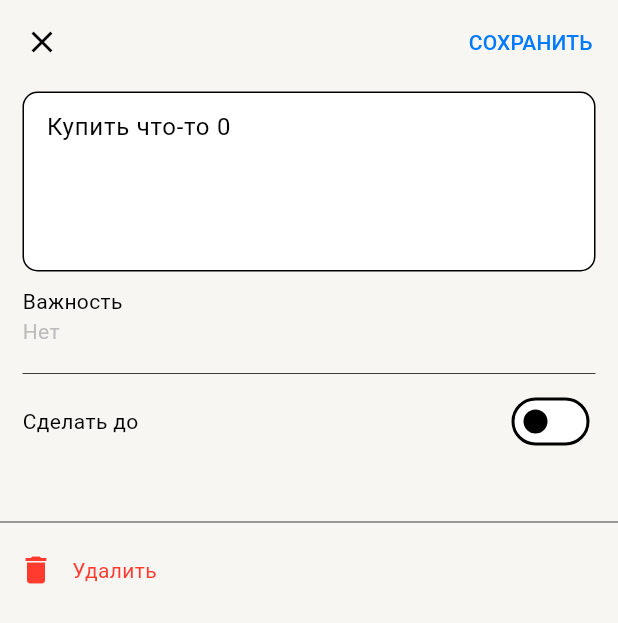
After one commit to Geolan84/JustToDoIt, a Flutter app: the screen it shows after launch, after a tap on the "info outline" icon, on a phone screen of 412 x 824 dp. The commit adds this screen. Shown: the top 623 px of the screen. Run offline on Flutter 3.47's test engine with Material 3 defaults, Android fonts, the phone set to English and light mode, and no system bars; our stand-ins replace logger.

Commit message:
feat(TD-1): Added UI for todo-list and todo-edit screens.

```diff
--- /dev/null
+++ b/lib/features/create_todo/presentation/new_todo_screen.dart
@@ -0,0 +1,231 @@
+import 'package:flutter/material.dart';
+import 'package:logger/logger.dart';
+import 'package:intl/intl.dart';
+
+enum _Priority {
+  no,
+  low,
+  high;
+
+  @override
+  String toString() {
+    return switch (this) { no => "Нет", low => "Низкий", high => "!! Высокий" };
+  }
+}
+
+class NewToDoScreen extends StatefulWidget {
+  final String? taskName;
+
+  const NewToDoScreen({required this.taskName, super.key});
+
+  @override
+  State<NewToDoScreen> createState() => _NewToDoScreenState();
+}
+
+class _NewToDoScreenState extends State<NewToDoScreen> {
+  DateTime? selectedDate;
+
+  _Priority priority = _Priority.no;
+
+  final textController = TextEditingController();
+
+  final logger = Logger();
+
+  @override
+  void initState() {
+    super.initState();
+    textController.text = widget.taskName ?? "";
+  }
+
+  Future<void> _selectDate(BuildContext context) async {
+    final now = DateTime.now();
+    final DateTime? picked = await showDatePicker(
+      context: context,
+      initialDate: now,
+      firstDate: now,
+      lastDate: DateTime(2101),
+    );
+    if (picked != null && picked != selectedDate) {
+      setState(() {
+        selectedDate = picked;
+      });
+    }
+  }
+
+  @override
+  Widget build(BuildContext context) {
+    final theme = Theme.of(context);
+    return Scaffold(
+      appBar: AppBar(
+        leading: IconButton(
+          onPressed: () => Navigator.pop(context),
+          icon: const Icon(Icons.close),
+        ),
+        actions: [
+          TextButton(
+            onPressed: () => Navigator.pop(context),
+            child: const Padding(
+              padding: EdgeInsets.only(right: 5),
+              child: Text(
+                "СОХРАНИТЬ",
+                overflow: TextOverflow.ellipsis,
+              ),
+            ),
+          ),
+        ],
+        backgroundColor: theme.scaffoldBackgroundColor,
+      ),
+      body: SingleChildScrollView(
+        child: Column(
+          children: [
+            Padding(
+              padding: const EdgeInsets.symmetric(
+                horizontal: 15,
+                vertical: 5,
+              ),
+              child: Column(
+                children: [
+                  TextField(
+                    textAlignVertical: TextAlignVertical.top,
+                    controller: textController,
+                    decoration: InputDecoration(
+                      isDense: true,
+                      hintText: "Что надо сделать...",
+                      hintStyle: TextStyle(color: theme.colorScheme.onPrimary),
+                      filled: true,
+                      fillColor: theme.colorScheme.secondary,
+                      border: const OutlineInputBorder(
+                        borderRadius: BorderRadius.all(
+                          Radius.circular(10),
+                        ),
+                      ),
+                    ),
+                    minLines: 4,
+                    maxLines: null,
+                  ),
+                  Padding(
+                    padding: const EdgeInsets.symmetric(vertical: 10),
+                    child: Align(
+                      alignment: Alignment.centerLeft,
+                      child: PopupMenuButton<_Priority>(
+                        initialValue: _Priority.no,
+                        child: Column(
+                          crossAxisAlignment: CrossAxisAlignment.start,
+                          children: [
+                            const Text(
+                              "Важность",
+                              overflow: TextOverflow.ellipsis,
+                            ),
+                            Text(
+                              priority.toString(),
+                              style:
+                                  TextStyle(color: theme.colorScheme.onPrimary),
+                              overflow: TextOverflow.ellipsis,
+                            ),
+                          ],
+                        ),
+                        onSelected: (value) => setState(() {
+                          priority = value;
+                        }),
+                        itemBuilder: (context) => [
+                          PopupMenuItem(
+                            value: _Priority.no,
+                            child: Text(
+                              _Priority.no.toString(),
+                              overflow: TextOverflow.ellipsis,
+                            ),
+                          ),
+                          PopupMenuItem(
+                            value: _Priority.low,
+                            child: Text(
+                              _Priority.low.toString(),
+                              overflow: TextOverflow.ellipsis,
+                            ),
+                          ),
+                          PopupMenuItem(
+                            value: _Priority.high,
+                            child: Text(
+                              _Priority.high.toString(),
+                              style: TextStyle(
+                                color: theme.colorScheme.error,
+                              ),
+                              overflow: TextOverflow.ellipsis,
+                            ),
+                          ),
+                        ],
+                      ),
+                    ),
+                  ),
+                  const Divider(thickness: 0.5),
+                  Row(
+                    mainAxisAlignment: MainAxisAlignment.spaceBetween,
+                    children: [
+                      Column(
+                        crossAxisAlignment: CrossAxisAlignment.start,
+                        children: [
+                          const Text(
+                            "Сделать до",
+                            overflow: TextOverflow.ellipsis,
+                          ),
+                          if (selectedDate != null)
+                            Text(
+                              DateFormat(
+                                'd MMMM',
+                              ).format(
+                                selectedDate!,
+                              ),
+                              style: TextStyle(
+                                color: theme.colorScheme.primary,
+                              ),
+                              overflow: TextOverflow.ellipsis,
+                            )
+                        ],
+                      ),
+                      Switch.adaptive(
+                          value: selectedDate != null,
+                          onChanged: (newValue) {
+                            if (newValue) {
+                              _selectDate(context);
+                            } else {
+                              setState(() {
+                                selectedDate = null;
+                              });
+                            }
+                          })
+                    ],
+                  ),
+                ],
+              ),
+            ),
+            const SizedBox(
+              height: 30,
+            ),
+            const Divider(thickness: 0.5),
+            Row(
+              children: [
+                IconButton(
+                  onPressed: () {},
+                  icon: const Icon(Icons.delete),
+                  color: theme.colorScheme.error,
+                ),
+                Text(
+                  "Удалить",
+                  style: TextStyle(
+                    color: theme.colorScheme.error,
+                  ),
+                  overflow: TextOverflow.ellipsis,
+                ),
+              ],
+            ),
+          ],
+        ),
+      ),
+    );
+  }
+
+  @override
+  void dispose() {
+    super.dispose();
+    textController.dispose();
+  }
+}
--- /dev/null
+++ b/lib/features/todo_list/presentation/todo_list_screen.dart
@@ -0,0 +1,236 @@
+import 'package:flutter/material.dart';
+import 'package:logger/logger.dart';
+import 'package:to_do/features/create_todo/presentation/new_todo_screen.dart';
+
+class ToDoListScreen extends StatefulWidget {
+  const ToDoListScreen({super.key});
+
+  @override
+  State<ToDoListScreen> createState() => _ToDoListScreenState();
+}
+
+class _ToDoListScreenState extends State<ToDoListScreen> {
+  final List<String> taskStub =
+      List.generate(15, (index) => "Купить что-то $index");
+
+  final List<String> completed = List.empty(growable: true);
+
+  final logger = Logger();
+
+  @override
+  Widget build(BuildContext context) {
+    final theme = Theme.of(context);
+    return Scaffold(
+      body: SafeArea(
+        child: CustomScrollView(
+          slivers: [
+            const SliverPersistentHeader(
+              pinned: true,
+              floating: true,
+              delegate: _HeaderDelegate("Мои дела"),
+            ),
+            SliverPadding(
+              padding: const EdgeInsets.all(10),
+              sliver: DecoratedSliver(
+                decoration: BoxDecoration(
+                  color: theme.colorScheme.secondary,
+                  borderRadius: BorderRadius.circular(15),
+                ),
+                sliver: SliverList.builder(
+                  itemCount: taskStub.length,
+                  itemBuilder: (BuildContext context, int index) {
+                    return Dismissible(
+                      key: Key(taskStub[index]),
+                      background: ColoredBox(
+                        color: theme.colorScheme.onSecondary,
+                        child: Align(
+                          alignment: Alignment.centerLeft,
+                          child: Padding(
+                            padding: const EdgeInsets.all(16.0),
+                            child: Icon(
+                              Icons.check,
+                              color: theme.colorScheme.secondary,
+                            ),
+                          ),
+                        ),
+                      ),
+                      secondaryBackground: ColoredBox(
+                        color: theme.colorScheme.error,
+                        child: Align(
+                          alignment: Alignment.centerRight,
+                          child: Padding(
+                            padding: const EdgeInsets.all(16.0),
+                            child: Icon(
+                              Icons.delete,
+                              color: theme.colorScheme.secondary,
+                            ),
+                          ),
+                        ),
+                      ),
+                      onDismissed: (direction) {
+                        if (direction == DismissDirection.startToEnd) {
+                          logger.d(
+                              "Task '${taskStub[index]}' with index=$index is completed by dismission!");
+
+                          completed.add(taskStub[index]);
+                        } else {
+                          logger.d(
+                              "Task '${taskStub[index]}' with index=$index is deleted by dismission!");
+                        }
+                        setState(() {
+                          taskStub.removeAt(index);
+                        });
+                      },
+                      child: Padding(
+                        padding: const EdgeInsets.symmetric(vertical: 5),
+                        child: Row(
+                          children: [
+                            Checkbox.adaptive(
+                              onChanged: (newValue) {
+                                if (newValue != null && newValue) {
+                                  logger.d(
+                                      "Task '${taskStub[index]}' is completed by checkbox!");
+                                  setState(() {
+                                    completed.add(taskStub[index]);
+                                    taskStub.removeAt(index);
+                                  });
+                                }
+                              },
+                              value: false,
+                            ),
+                            Expanded(
+                              child: Text(
+                                taskStub[index],
+                                maxLines: 2,
+                                overflow: TextOverflow.ellipsis,
+                                style: const TextStyle(fontSize: 16),
+                              ),
+                            ),
+                            IconButton(
+                              onPressed: () => Navigator.push(
+                                context,
+                                MaterialPageRoute(
+                                  builder: (_) => NewToDoScreen(
+                                    taskName: taskStub[index],
+                                  ),
+                                ),
+                              ),
+                              icon: Icon(
+                                Icons.info_outline,
+                                color: theme.colorScheme.onPrimary,
+                              ),
+                            ),
+                          ],
+                        ),
+                      ),
+                    );
+                  },
+                ),
+              ),
+            ),
+          ],
+        ),
+      ),
+      floatingActionButton: FloatingActionButton(
+        child: Icon(
+          Icons.add,
+          color: theme.colorScheme.secondary,
+        ),
+        onPressed: () {
+          Navigator.push(
+            context,
+            MaterialPageRoute(
+              builder: (_) => const NewToDoScreen(
+                taskName: null,
+              ),
+            ),
+          );
+        },
+      ),
+    );
+  }
+}
+
+class _HeaderDelegate extends SliverPersistentHeaderDelegate {
+  final String title;
+
+  const _HeaderDelegate(this.title);
+
+  @override
+  Widget build(
+    BuildContext context,
+    double shrinkOffset,
+    bool overlapsContent,
+  ) {
+    final colorScheme = Theme.of(context).colorScheme;
+    final viewButton = IconButton(
+      onPressed: () {},
+      icon: Icon(
+        Icons.visibility,
+        color: colorScheme.primary,
+      ),
+    );
+    final closedCount = Text(
+      "Выполнено - 5",
+      style: TextStyle(
+        color: colorScheme.onPrimary,
+        fontSize: 16,
+      ),
+      overflow: TextOverflow.ellipsis,
+    );
+    const limit = 100;
+    final theme = Theme.of(context);
+
+    return LayoutBuilder(
+      builder: (BuildContext context, BoxConstraints constraints) {
+        final isExpanded = constraints.maxHeight > limit;
+        final closedRow = Row(
+          mainAxisAlignment: MainAxisAlignment.spaceBetween,
+          children: [
+            if (isExpanded) closedCount,
+            viewButton,
+          ],
+        );
+        final title = Text(
+          "Мои дела",
+          style: TextStyle(
+            fontWeight: FontWeight.bold,
+            fontSize: isExpanded ? 34 : 20,
+          ),
+          overflow: TextOverflow.ellipsis,
+        );
+
+        return ColoredBox(
+          color: theme.scaffoldBackgroundColor,
+          child: Padding(
+            padding: EdgeInsets.only(
+              left: isExpanded ? 55 : 20,
+              right: 10,
+            ),
+            child: isExpanded
+                ? Column(
+                    mainAxisAlignment: MainAxisAlignment.end,
+                    crossAxisAlignment: CrossAxisAlignment.start,
+                    children: [title, closedRow],
+                  )
+                : Row(
+                    mainAxisSize: MainAxisSize.max,
+                    mainAxisAlignment: MainAxisAlignment.spaceBetween,
+                    children: [title, closedRow],
+                  ),
+          ),
+        );
+      },
+    );
+  }
+
+  @override
+  double get maxExtent => 200;
+
+  @override
+  double get minExtent => 50;
+
+  @override
+  bool shouldRebuild(covariant SliverPersistentHeaderDelegate oldDelegate) =>
+      true;
+}
--- a/lib/main.dart
+++ b/lib/main.dart
@@ -1,19 +1,26 @@
 import 'package:flutter/material.dart';
+import 'package:flutter/services.dart';
+import 'package:to_do/features/todo_list/presentation/todo_list_screen.dart';
+import 'package:to_do/util/themes.dart';
 
-void main() {
+void main() async {
+  WidgetsFlutterBinding.ensureInitialized();
+  await SystemChrome.setPreferredOrientations([
+    DeviceOrientation.portraitUp,
+    DeviceOrientation.portraitDown,
+  ]);
   runApp(const MyApp());
 }
 
 class MyApp extends StatelessWidget {
   const MyApp({super.key});
 
-  // This widget is the root of your application.
   @override
   Widget build(BuildContext context) {
-    return const MaterialApp(
-      home: Center(
-        child: Text("NewToDoApp"),
-      ),
+    return MaterialApp(
+      debugShowCheckedModeBanner: false,
+      theme: AppThemes.lightTheme,
+      home: const ToDoListScreen(),
     );
   }
 }
--- /dev/null
+++ b/lib/util/themes.dart
@@ -0,0 +1,16 @@
+import 'package:flutter/material.dart';
+
+class AppThemes {
+  static final lightTheme = ThemeData(
+    scaffoldBackgroundColor: const Color.fromARGB(255, 247, 246, 242),
+    brightness: Brightness.light,
+    colorScheme: ColorScheme.light(
+      brightness: Brightness.light,
+      primary: const Color.fromARGB(255, 0, 122, 255),
+      onPrimary: Colors.grey.shade400,
+      secondary: Colors.white,
+      error: const Color.fromARGB(255, 255, 59, 48),
+      onSecondary: Colors.green,
+    ),
+  );
+}
--- a/pubspec.yaml
+++ b/pubspec.yaml
@@ -11,6 +11,8 @@ dependencies:
   flutter:
     sdk: flutter
   cupertino_icons: ^1.0.2
+  intl: ^0.19.0
+  logger: ^2.3.0
 
 dev_dependencies:
   flutter_test:
```
Also changed, not shown: pubspec.lock, 34 other files.
